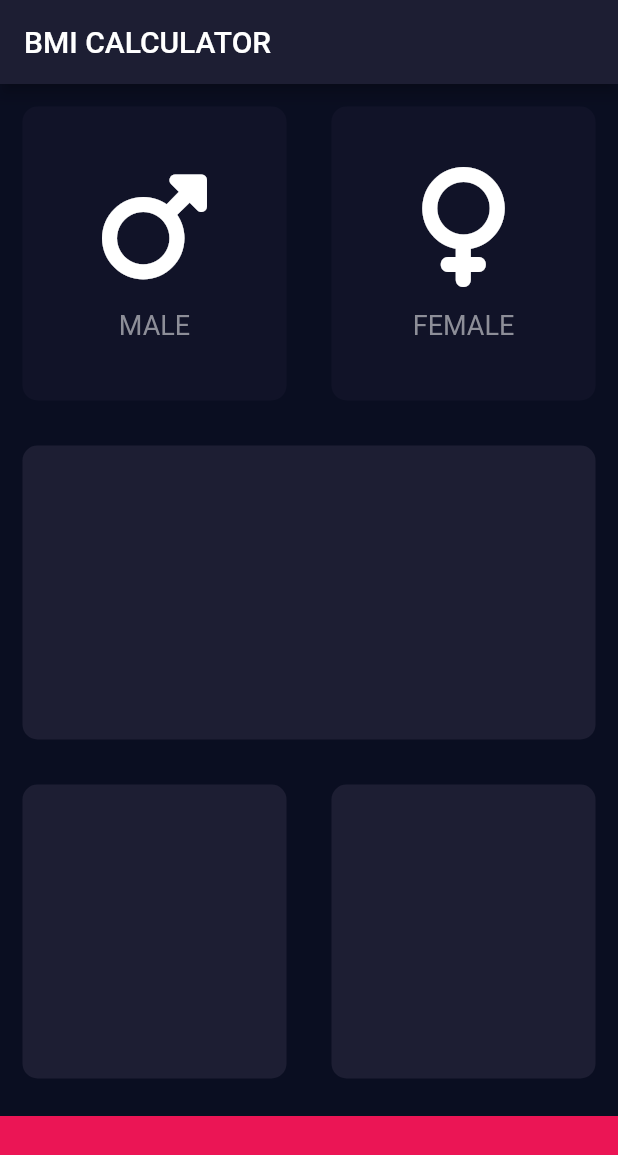
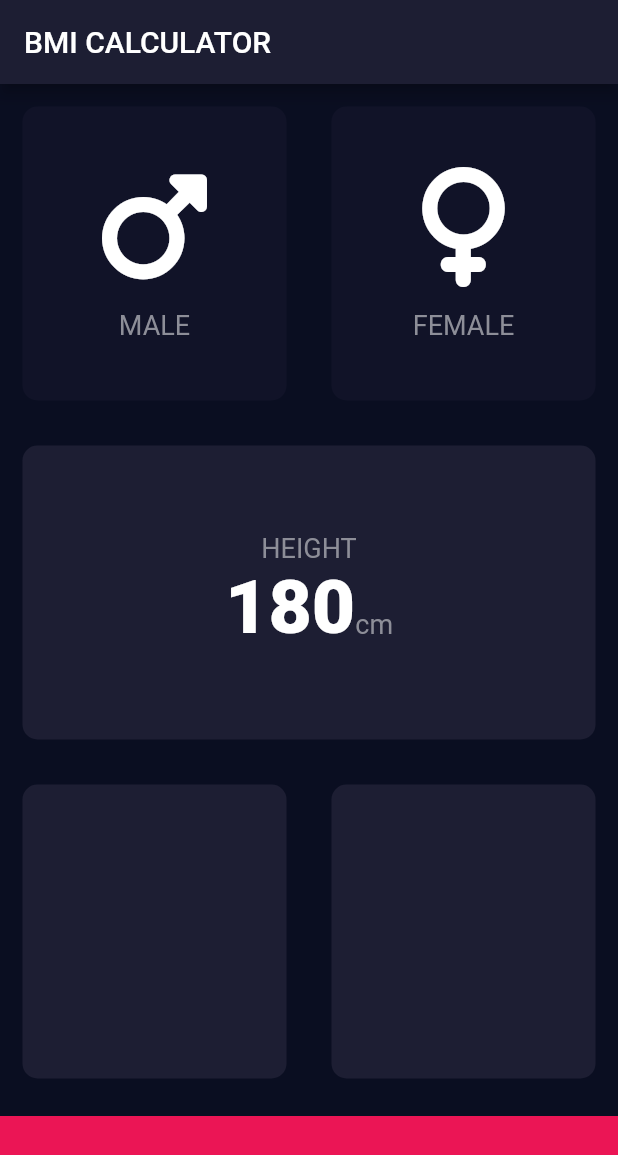
Before and after one commit to RamonOliveira95/section12_bmi_calculator_flutter, a Flutter app: the screen it shows after launch, on a phone screen of 412 x 824 dp. Shown: the top 1155 px of the screen. Run offline on Flutter 3.47's test engine with Material 2 defaults, Android fonts, the phone set to English and light mode, and no system bars; our stand-ins replace font_awesome_flutter.

Commit message:
feat: ✨ add center widget

```diff
--- a/lib/contants.dart
+++ b/lib/contants.dart
@@ -9,3 +9,8 @@ const kLabelTextStyle = TextStyle(
   fontSize: 18,
   color: Color(0xFF8D8E98),
 );
+
+const kNumberTextStyle = TextStyle(
+  fontSize: 50,
+  fontWeight: FontWeight.w900,
+);
--- a/lib/input_page.dart
+++ b/lib/input_page.dart
@@ -3,8 +3,6 @@ import 'package:font_awesome_flutter/font_awesome_flutter.dart';
 import 'package:section12_bmi_calculator_flutter/contants.dart';
 import 'package:section12_bmi_calculator_flutter/icon_content.dart';
 import 'package:section12_bmi_calculator_flutter/reusable_card.dart';
-
-
 
 enum Gender {
   male,
@@ -30,6 +28,7 @@ class _InputPageState extends State<InputPage> {
         title: const Text('BMI CALCULATOR'),
       ),
       body: Column(
+        crossAxisAlignment: CrossAxisAlignment.stretch,
         children: [
           Expanded(
             child: Row(
@@ -69,9 +68,33 @@ class _InputPageState extends State<InputPage> {
               ],
             ),
           ),
-          const Expanded(
+          Expanded(
             child: ReusableCard(
               colour: kActiveCardColour,
+              cardChild: Column(
+                mainAxisAlignment: MainAxisAlignment.center,
+                children: [
+                  const Text(
+                    'HEIGHT',
+                    style: kLabelTextStyle,
+                  ),
+                  Row(
+                    mainAxisAlignment: MainAxisAlignment.center,
+                    crossAxisAlignment: CrossAxisAlignment.baseline,
+                    textBaseline: TextBaseline.alphabetic,
+                    children: [
+                      Text(
+                        '180',
+                        style: kNumberTextStyle,
+                      ),
+                      Text(
+                        'cm',
+                        style: kLabelTextStyle,
+                      ),
+                    ],
+                  )
+                ],
+              ),
             ),
           ),
           Expanded(
```
Also changed, not shown: 1 other file.
